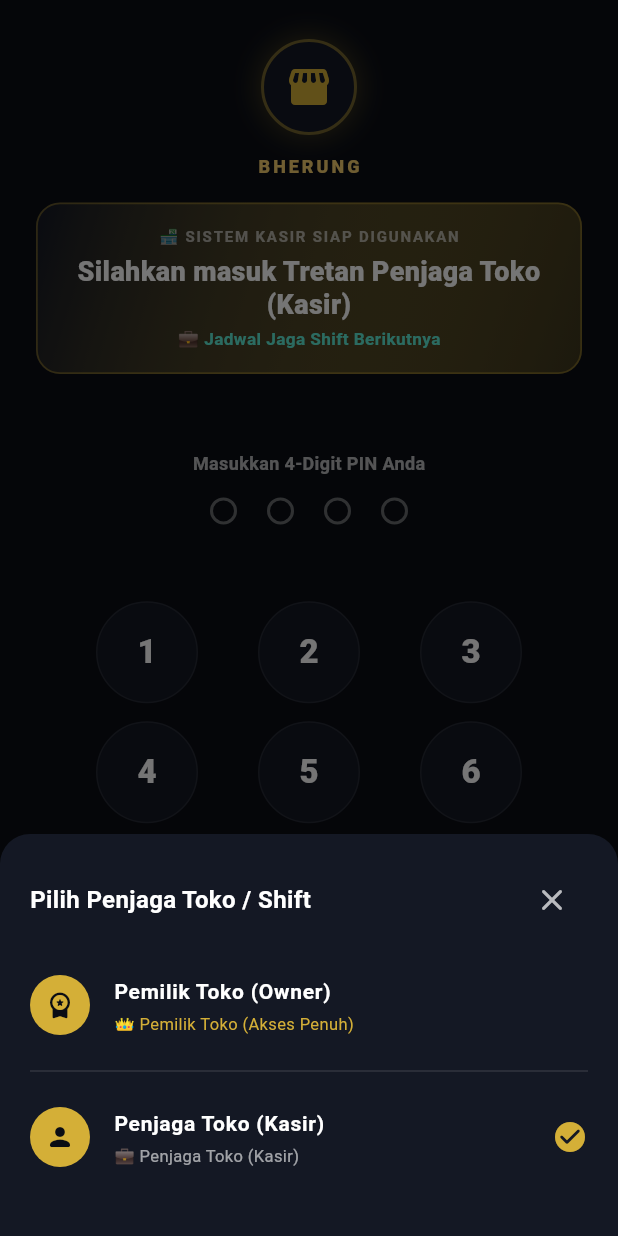
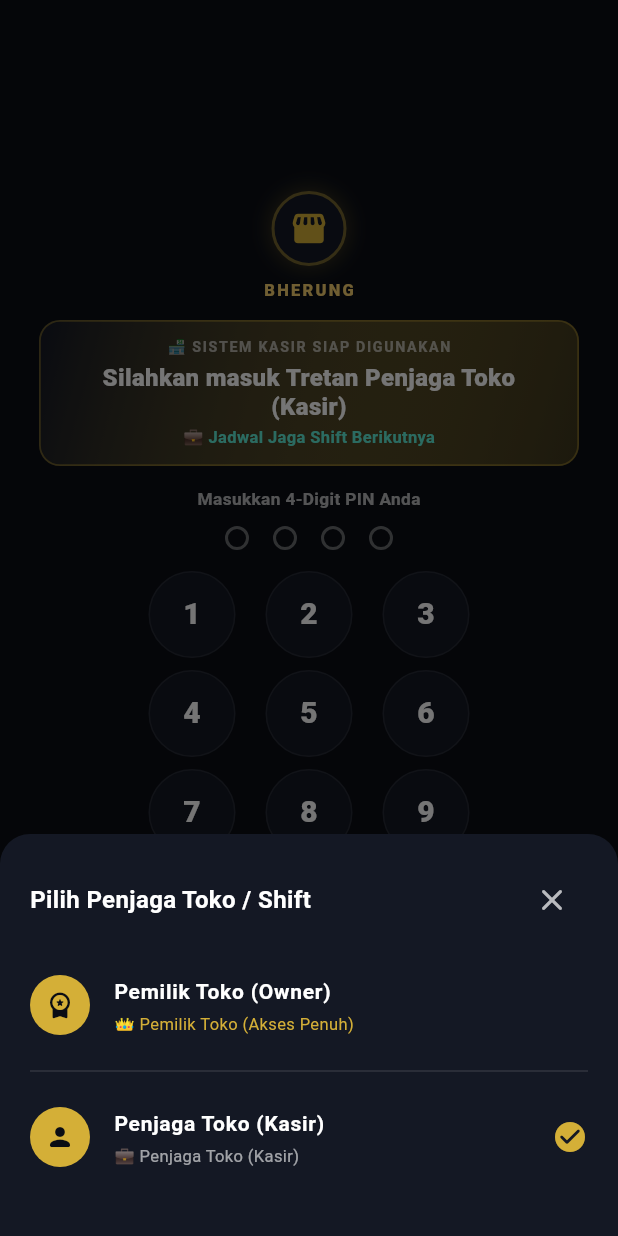
Before and after one commit to crediblemark-official/Bherung, a Flutter app: the screen it shows after launch, after a tap on "Bukan Anda? Ganti Penjaga Lain / Masuk O", on a phone screen of 412 x 824 dp. Run offline on Flutter 3.47's test engine with Material 3 defaults, Android fonts, the phone set to English and light mode, and no system bars; our stand-ins replace audioplayers, google_sign_in, googleapis_auth, shared_preferences; missing offline and left inert: mobile_scanner; accounts and stored records are empty; key blocks and very long unbroken strings in the code were emptied for the run.

Commit message:
fix: Wrap PinLoginLockScreen with SingleChildScrollView and responsive numpad sizing to prevent vertical overflow

```diff
--- a/lib/screens/pin_login_lock_screen.dart
+++ b/lib/screens/pin_login_lock_screen.dart
@@ -189,20 +189,19 @@ class _PinLoginLockScreenState extends State<PinLoginLockScreen> with SingleTick
       body: SafeArea(
         child: Center(
           child: ConstrainedBox(
-            constraints: const BoxConstraints(maxWidth: 420),
-            child: Padding(
-              padding: const EdgeInsets.symmetric(horizontal: 24, vertical: 16),
+            constraints: const BoxConstraints(maxWidth: 400),
+            child: SingleChildScrollView(
+              physics: const BouncingScrollPhysics(),
+              padding: const EdgeInsets.symmetric(horizontal: 20, vertical: 12),
               child: Column(
-                mainAxisAlignment: MainAxisAlignment.spaceBetween,
+                mainAxisSize: MainAxisSize.min,
                 children: [
                   // 1. Header & Greeting
-                  Column(
-                    children: [
-                      const SizedBox(height: 10),
+                  const SizedBox(height: 4),
                   // App Icon
                   Container(
-                        width: 64,
-                        height: 64,
+                    width: 50,
+                    height: 50,
                     decoration: BoxDecoration(
                       shape: BoxShape.circle,
                       color: AppTheme.surfaceDark,
@@ -210,8 +209,8 @@ class _PinLoginLockScreenState extends State<PinLoginLockScreen> with SingleTick
                       boxShadow: [
                         BoxShadow(
                           color: AppTheme.primaryGold.withValues(alpha: 0.25),
-                              blurRadius: 16,
-                              spreadRadius: 2,
+                          blurRadius: 12,
+                          spreadRadius: 1,
                         ),
                       ],
                     ),
@@ -222,27 +221,27 @@ class _PinLoginLockScreenState extends State<PinLoginLockScreen> with SingleTick
                         errorBuilder: (c, e, s) => const Icon(
                           Icons.storefront_rounded,
                           color: AppTheme.primaryGold,
-                              size: 32,
+                          size: 26,
                         ),
                       ),
                     ),
                   ),
-                      const SizedBox(height: 12),
+                  const SizedBox(height: 8),
                   Text(
                     widget.storeName.toUpperCase(),
                     style: const TextStyle(
                       color: AppTheme.goldAccent,
-                          fontSize: 12,
+                      fontSize: 11,
                       fontWeight: FontWeight.w900,
-                          letterSpacing: 2,
+                      letterSpacing: 1.5,
                     ),
                   ),
-                      const SizedBox(height: 16),
+                  const SizedBox(height: 12),
 
                   // Welcoming Madura Card
                   Container(
                     width: double.infinity,
-                        padding: const EdgeInsets.symmetric(horizontal: 16, vertical: 14),
+                    padding: const EdgeInsets.symmetric(horizontal: 14, vertical: 10),
                     decoration: BoxDecoration(
                       gradient: LinearGradient(
                         colors: [
@@ -252,7 +251,7 @@ class _PinLoginLockScreenState extends State<PinLoginLockScreen> with SingleTick
                         begin: Alignment.topLeft,
                         end: Alignment.bottomRight,
                       ),
-                          borderRadius: BorderRadius.circular(16),
+                      borderRadius: BorderRadius.circular(14),
                       border: Border.all(color: AppTheme.primaryGold.withValues(alpha: 0.4), width: 1.2),
                       boxShadow: AppTheme.softShadow,
                     ),
@@ -260,44 +259,42 @@ class _PinLoginLockScreenState extends State<PinLoginLockScreen> with SingleTick
                       children: [
                         const Text(
                           '🏪 SISTEM KASIR SIAP DIGUNAKAN',
-                              style: TextStyle(color: Colors.white60, fontSize: 10, fontWeight: FontWeight.bold, letterSpacing: 1.2),
+                          style: TextStyle(color: Colors.white60, fontSize: 9.5, fontWeight: FontWeight.bold, letterSpacing: 1.1),
                         ),
-                            const SizedBox(height: 6),
+                        const SizedBox(height: 4),
                         Text(
                           'Silahkan masuk Tretan $targetName',
                           textAlign: TextAlign.center,
                           style: const TextStyle(
                             color: Colors.white,
-                                fontSize: 18,
+                            fontSize: 16,
                             fontWeight: FontWeight.w900,
                             height: 1.2,
                           ),
                         ),
-                            const SizedBox(height: 4),
+                        const SizedBox(height: 3),
                         Text(
                           _currentScheduledUser?.isOwner == true
                               ? '👑 Akun Pemilik Toko (Akses Penuh)'
                               : '💼 Jadwal Jaga Shift Berikutnya',
                           style: TextStyle(
                             color: _currentScheduledUser?.isOwner == true ? AppTheme.primaryGold : const Color(0xFF5EEAD4),
-                                fontSize: 11.5,
+                            fontSize: 11,
                             fontWeight: FontWeight.w700,
                           ),
                         ),
                       ],
                     ),
                   ),
-                    ],
-                  ),
+
+                  const SizedBox(height: 14),
 
                   // 2. PIN Dots Display & Error
-                  Column(
-                    children: [
                   const Text(
                     'Masukkan 4-Digit PIN Anda',
-                        style: TextStyle(color: Colors.white70, fontSize: 12, fontWeight: FontWeight.w600),
+                    style: TextStyle(color: Colors.white70, fontSize: 11.5, fontWeight: FontWeight.w600),
                   ),
-                      const SizedBox(height: 14),
+                  const SizedBox(height: 10),
 
                   // Animated PIN Dots
                   AnimatedBuilder(
@@ -316,9 +313,9 @@ class _PinLoginLockScreenState extends State<PinLoginLockScreen> with SingleTick
                       children: List.generate(4, (index) {
                         final isFilled = index < _pin.length;
                         return Container(
-                              margin: const EdgeInsets.symmetric(horizontal: 10),
-                              width: 18,
-                              height: 18,
+                          margin: const EdgeInsets.symmetric(horizontal: 8),
+                          width: 16,
+                          height: 16,
                           decoration: BoxDecoration(
                             shape: BoxShape.circle,
                             color: isFilled ? AppTheme.primaryGold : Colors.transparent,
@@ -330,8 +327,8 @@ class _PinLoginLockScreenState extends State<PinLoginLockScreen> with SingleTick
                                 ? [
                                     BoxShadow(
                                       color: AppTheme.primaryGold.withValues(alpha: 0.5),
-                                          blurRadius: 10,
-                                          spreadRadius: 2,
+                                      blurRadius: 8,
+                                      spreadRadius: 1,
                                     )
                                   ]
                                 : null,
@@ -342,38 +339,37 @@ class _PinLoginLockScreenState extends State<PinLoginLockScreen> with SingleTick
                   ),
 
                   if (_errorMessage != null) ...[
-                        const SizedBox(height: 12),
+                    const SizedBox(height: 8),
                     Text(
                       _errorMessage!,
-                          style: const TextStyle(color: Color(0xFFF87171), fontSize: 11.5, fontWeight: FontWeight.bold),
+                      style: const TextStyle(color: Color(0xFFF87171), fontSize: 11, fontWeight: FontWeight.bold),
                       textAlign: TextAlign.center,
                     ),
                   ],
-                    ],
-                  ),
+
+                  const SizedBox(height: 14),
 
                   // 3. Custom Numpad
-                  Column(
-                    children: [
                   _buildNumpadRow(['1', '2', '3']),
-                      const SizedBox(height: 12),
+                  const SizedBox(height: 8),
                   _buildNumpadRow(['4', '5', '6']),
-                      const SizedBox(height: 12),
+                  const SizedBox(height: 8),
                   _buildNumpadRow(['7', '8', '9']),
-                      const SizedBox(height: 12),
+                  const SizedBox(height: 8),
                   _buildNumpadRow(['C', '0', '⌫']),
-                    ],
-                  ),
+
+                  const SizedBox(height: 10),
 
                   // 4. Footer Switch User Button
                   TextButton.icon(
                     onPressed: _showSwitchUserModal,
-                    icon: const Icon(Icons.swap_horiz_rounded, size: 16, color: AppTheme.primaryGold),
+                    icon: const Icon(Icons.swap_horiz_rounded, size: 15, color: AppTheme.primaryGold),
                     label: const Text(
                       'Bukan Anda? Ganti Penjaga Lain / Masuk Owner',
-                      style: TextStyle(color: AppTheme.primaryGold, fontSize: 11.5, fontWeight: FontWeight.w700),
+                      style: TextStyle(color: AppTheme.primaryGold, fontSize: 11, fontWeight: FontWeight.w700),
                     ),
                   ),
+                  const SizedBox(height: 6),
                 ],
               ),
             ),
@@ -385,7 +381,7 @@ class _PinLoginLockScreenState extends State<PinLoginLockScreen> with SingleTick
 
   Widget _buildNumpadRow(List<String> keys) {
     return Row(
-      mainAxisAlignment: MainAxisAlignment.spaceEvenly,
+      mainAxisAlignment: MainAxisAlignment.center,
       children: keys.map((key) {
         if (key == 'C') {
           return _buildNumpadButton(
@@ -394,14 +390,14 @@ class _PinLoginLockScreenState extends State<PinLoginLockScreen> with SingleTick
           );
         } else if (key == '⌫') {
           return _buildNumpadButton(
-            child: const Icon(Icons.backspace_outlined, size: 20, color: Colors.white70),
+            child: const Icon(Icons.backspace_outlined, size: 18, color: Colors.white70),
             onTap: _onBackspace,
           );
         } else {
           return _buildNumpadButton(
             child: Text(
               key,
-              style: const TextStyle(fontSize: 22, fontWeight: FontWeight.w900, color: Colors.white),
+              style: const TextStyle(fontSize: 20, fontWeight: FontWeight.w900, color: Colors.white),
             ),
             onTap: () => _onKeyPress(key),
           );
@@ -411,12 +407,14 @@ class _PinLoginLockScreenState extends State<PinLoginLockScreen> with SingleTick
   }
 
   Widget _buildNumpadButton({required Widget child, required VoidCallback onTap}) {
-    return InkWell(
+    return Container(
+      margin: const EdgeInsets.symmetric(horizontal: 10),
+      child: InkWell(
         onTap: onTap,
-      borderRadius: BorderRadius.circular(35),
+        borderRadius: BorderRadius.circular(30),
         child: Container(
-        width: 68,
-        height: 68,
+          width: 58,
+          height: 58,
           decoration: BoxDecoration(
             shape: BoxShape.circle,
             color: AppTheme.surfaceDark.withValues(alpha: 0.9),
@@ -424,6 +422,7 @@ class _PinLoginLockScreenState extends State<PinLoginLockScreen> with SingleTick
           ),
           child: Center(child: child),
         ),
+      ),
     );
   }
 }
```
Lines whose indentation alone changed are shown as unchanged.
